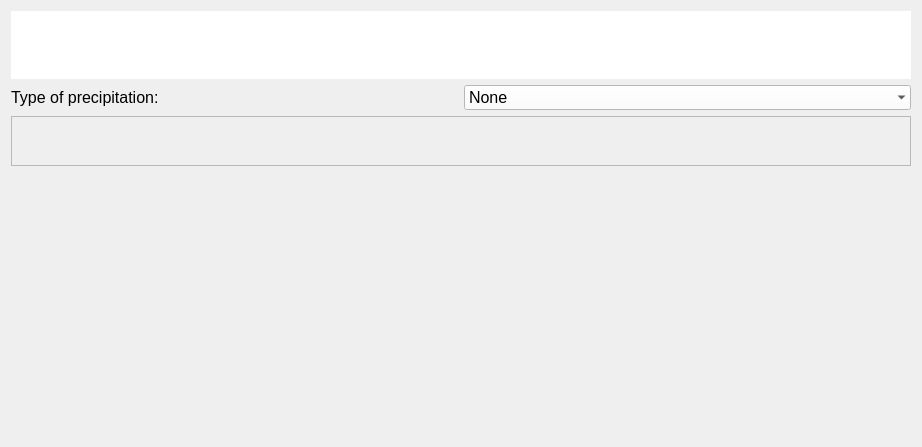
nens/threedi-api-qgis-client, file threedi_api_qgis_client/ui/page3.ui: the form before one commit.
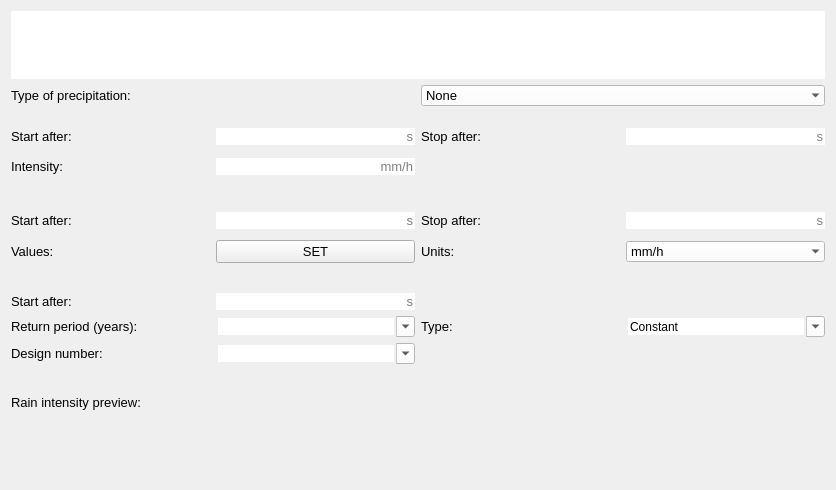
The form after the commit.

Commit message: Work on plugin widgets.

```diff
--- a/threedi_api_qgis_client/ui/page3.ui
+++ b/threedi_api_qgis_client/ui/page3.ui
@@ -9,8 +9,8 @@
    <rect>
     <x>0</x>
     <y>0</y>
-    <width>922</width>
-    <height>447</height>
+    <width>836</width>
+    <height>490</height>
    </rect>
   </property>
   <property name="sizePolicy">
@@ -26,39 +26,346 @@
    <bool>true</bool>
   </property>
   <layout class="QGridLayout" name="gridLayout">
-   <item row="1" column="0">
-    <widget class="QLabel" name="label_2">
+   <item row="2" column="0" colspan="2">
+    <widget class="QWidget" name="widget_constant" native="true">
+     <property name="sizePolicy">
+      <sizepolicy hsizetype="Expanding" vsizetype="Expanding">
+       <horstretch>0</horstretch>
+       <verstretch>0</verstretch>
+      </sizepolicy>
+     </property>
+     <property name="minimumSize">
+      <size>
+       <width>0</width>
+       <height>80</height>
+      </size>
+     </property>
+     <property name="maximumSize">
+      <size>
+       <width>16777215</width>
+       <height>16777215</height>
+      </size>
+     </property>
      <property name="font">
       <font>
-       <family>Segoe UI</family>
-       <pointsize>12</pointsize>
+       <pointsize>10</pointsize>
       </font>
      </property>
-     <property name="text">
-      <string>Type of precipitation:</string>
-     </property>
+     <layout class="QGridLayout" name="gridLayout_2">
+      <property name="leftMargin">
+       <number>0</number>
+      </property>
+      <property name="rightMargin">
+       <number>0</number>
+      </property>
+      <item row="0" column="2">
+       <widget class="QLabel" name="label_4">
+        <property name="font">
+         <font>
+          <family>Segoe UI</family>
+          <pointsize>10</pointsize>
+         </font>
+        </property>
+        <property name="text">
+         <string>Stop after:</string>
+        </property>
+       </widget>
+      </item>
+      <item row="0" column="1">
+       <widget class="QLineEdit" name="le_start_after_constant">
+        <property name="sizePolicy">
+         <sizepolicy hsizetype="Minimum" vsizetype="Fixed">
+          <horstretch>0</horstretch>
+          <verstretch>0</verstretch>
+         </sizepolicy>
+        </property>
+        <property name="font">
+         <font>
+          <family>Segoe UI</family>
+          <pointsize>10</pointsize>
+         </font>
+        </property>
+        <property name="autoFillBackground">
+         <bool>true</bool>
+        </property>
+        <property name="styleSheet">
+         <string notr="true">QLineEdit {background-color: rgba(255, 255, 255);}</string>
+        </property>
+        <property name="frame">
+         <bool>false</bool>
+        </property>
+        <property name="alignment">
+         <set>Qt::AlignRight|Qt::AlignTrailing|Qt::AlignVCenter</set>
+        </property>
+        <property name="placeholderText">
+         <string>s</string>
+        </property>
+       </widget>
+      </item>
+      <item row="0" column="3">
+       <widget class="QLineEdit" name="le_stop_after_constant">
+        <property name="sizePolicy">
+         <sizepolicy hsizetype="Minimum" vsizetype="Fixed">
+          <horstretch>0</horstretch>
+          <verstretch>0</verstretch>
+         </sizepolicy>
+        </property>
+        <property name="font">
+         <font>
+          <family>Segoe UI</family>
+          <pointsize>10</pointsize>
+         </font>
+        </property>
+        <property name="autoFillBackground">
+         <bool>false</bool>
+        </property>
+        <property name="styleSheet">
+         <string notr="true">QLineEdit {background-color: rgba(255, 255, 255);}</string>
+        </property>
+        <property name="frame">
+         <bool>false</bool>
+        </property>
+        <property name="alignment">
+         <set>Qt::AlignRight|Qt::AlignTrailing|Qt::AlignVCenter</set>
+        </property>
+        <property name="placeholderText">
+         <string>s</string>
+        </property>
+       </widget>
+      </item>
+      <item row="0" column="0">
+       <widget class="QLabel" name="label">
+        <property name="font">
+         <font>
+          <family>Segoe UI</family>
+          <pointsize>10</pointsize>
+         </font>
+        </property>
+        <property name="text">
+         <string>Start after:</string>
+        </property>
+       </widget>
+      </item>
+      <item row="1" column="0">
+       <widget class="QLabel" name="label_3">
+        <property name="font">
+         <font>
+          <family>Segoe UI</family>
+          <pointsize>10</pointsize>
+         </font>
+        </property>
+        <property name="text">
+         <string>Intensity:</string>
+        </property>
+       </widget>
+      </item>
+      <item row="1" column="1">
+       <widget class="QLineEdit" name="le_intensity">
+        <property name="sizePolicy">
+         <sizepolicy hsizetype="Minimum" vsizetype="Fixed">
+          <horstretch>0</horstretch>
+          <verstretch>0</verstretch>
+         </sizepolicy>
+        </property>
+        <property name="font">
+         <font>
+          <family>Segoe UI</family>
+          <pointsize>10</pointsize>
+         </font>
+        </property>
+        <property name="layoutDirection">
+         <enum>Qt::LeftToRight</enum>
+        </property>
+        <property name="autoFillBackground">
+         <bool>true</bool>
+        </property>
+        <property name="styleSheet">
+         <string notr="true">QLineEdit {background-color: rgba(255, 255, 255);}</string>
+        </property>
+        <property name="frame">
+         <bool>false</bool>
+        </property>
+        <property name="alignment">
+         <set>Qt::AlignRight|Qt::AlignTrailing|Qt::AlignVCenter</set>
+        </property>
+        <property name="placeholderText">
+         <string>mm/h</string>
+        </property>
+       </widget>
+      </item>
+     </layout>
     </widget>
    </item>
-   <item row="0" column="0" colspan="2">
-    <widget class="QGraphicsView" name="gv_svg">
+   <item row="3" column="0" colspan="2">
+    <widget class="QWidget" name="widget_custom" native="true">
      <property name="sizePolicy">
-      <sizepolicy hsizetype="Expanding" vsizetype="Minimum">
+      <sizepolicy hsizetype="Preferred" vsizetype="Expanding">
        <horstretch>0</horstretch>
        <verstretch>0</verstretch>
       </sizepolicy>
      </property>
-     <property name="frameShape">
-      <enum>QFrame::NoFrame</enum>
+     <property name="minimumSize">
+      <size>
+       <width>0</width>
+       <height>80</height>
+      </size>
      </property>
-     <property name="verticalScrollBarPolicy">
-      <enum>Qt::ScrollBarAlwaysOff</enum>
-     </property>
-     <property name="horizontalScrollBarPolicy">
-      <enum>Qt::ScrollBarAlwaysOff</enum>
-     </property>
-     <property name="sizeAdjustPolicy">
-      <enum>QAbstractScrollArea::AdjustToContents</enum>
-     </property>
+     <layout class="QGridLayout" name="gridLayout_3">
+      <property name="leftMargin">
+       <number>0</number>
+      </property>
+      <property name="rightMargin">
+       <number>0</number>
+      </property>
+      <item row="0" column="1">
+       <widget class="QLineEdit" name="le_start_after_custom">
+        <property name="sizePolicy">
+         <sizepolicy hsizetype="Minimum" vsizetype="Fixed">
+          <horstretch>0</horstretch>
+          <verstretch>0</verstretch>
+         </sizepolicy>
+        </property>
+        <property name="font">
+         <font>
+          <family>Segoe UI</family>
+          <pointsize>10</pointsize>
+         </font>
+        </property>
+        <property name="autoFillBackground">
+         <bool>false</bool>
+        </property>
+        <property name="styleSheet">
+         <string notr="true">QLineEdit {background-color: rgba(255, 255, 255);}</string>
+        </property>
+        <property name="frame">
+         <bool>false</bool>
+        </property>
+        <property name="alignment">
+         <set>Qt::AlignRight|Qt::AlignTrailing|Qt::AlignVCenter</set>
+        </property>
+        <property name="placeholderText">
+         <string>s</string>
+        </property>
+       </widget>
+      </item>
+      <item row="0" column="3">
+       <widget class="QLineEdit" name="le_stop_after_custom">
+        <property name="sizePolicy">
+         <sizepolicy hsizetype="Minimum" vsizetype="Fixed">
+          <horstretch>0</horstretch>
+          <verstretch>0</verstretch>
+         </sizepolicy>
+        </property>
+        <property name="font">
+         <font>
+          <family>Segoe UI</family>
+          <pointsize>10</pointsize>
+         </font>
+        </property>
+        <property name="autoFillBackground">
+         <bool>false</bool>
+        </property>
+        <property name="styleSheet">
+         <string notr="true">QLineEdit {background-color: rgba(255, 255, 255);}</string>
+        </property>
+        <property name="frame">
+         <bool>false</bool>
+        </property>
+        <property name="alignment">
+         <set>Qt::AlignRight|Qt::AlignTrailing|Qt::AlignVCenter</set>
+        </property>
+        <property name="placeholderText">
+         <string>s</string>
+        </property>
+       </widget>
+      </item>
+      <item row="0" column="0">
+       <widget class="QLabel" name="label_6">
+        <property name="font">
+         <font>
+          <family>Segoe UI</family>
+          <pointsize>10</pointsize>
+         </font>
+        </property>
+        <property name="text">
+         <string>Start after:</string>
+        </property>
+       </widget>
+      </item>
+      <item row="1" column="0">
+       <widget class="QLabel" name="label_7">
+        <property name="font">
+         <font>
+          <family>Segoe UI</family>
+          <pointsize>10</pointsize>
+         </font>
+        </property>
+        <property name="text">
+         <string>Values:</string>
+        </property>
+       </widget>
+      </item>
+      <item row="0" column="2">
+       <widget class="QLabel" name="label_5">
+        <property name="font">
+         <font>
+          <family>Segoe UI</family>
+          <pointsize>10</pointsize>
+         </font>
+        </property>
+        <property name="text">
+         <string>Stop after:</string>
+        </property>
+       </widget>
+      </item>
+      <item row="1" column="2">
+       <widget class="QLabel" name="label_12">
+        <property name="font">
+         <font>
+          <family>Segoe UI</family>
+          <pointsize>10</pointsize>
+         </font>
+        </property>
+        <property name="text">
+         <string>Units:</string>
+        </property>
+       </widget>
+      </item>
+      <item row="1" column="3">
+       <widget class="QComboBox" name="cbo_units">
+        <property name="font">
+         <font>
+          <family>Segoe UI</family>
+          <pointsize>10</pointsize>
+         </font>
+        </property>
+        <property name="styleSheet">
+         <string notr="true">QComboBox {background-color:white; selection-background-color: lightgray;}</string>
+        </property>
+        <property name="frame">
+         <bool>false</bool>
+        </property>
+        <item>
+         <property name="text">
+          <string>mm/h</string>
+         </property>
+        </item>
+       </widget>
+      </item>
+      <item row="1" column="1">
+       <widget class="QPushButton" name="pb_set">
+        <property name="font">
+         <font>
+          <family>Segoe UI</family>
+          <pointsize>10</pointsize>
+         </font>
+        </property>
+        <property name="text">
+         <string>SET</string>
+        </property>
+       </widget>
+      </item>
+     </layout>
     </widget>
    </item>
    <item row="1" column="1">
@@ -66,14 +373,14 @@
      <property name="font">
       <font>
        <family>Segoe UI</family>
-       <pointsize>12</pointsize>
+       <pointsize>10</pointsize>
       </font>
      </property>
      <property name="autoFillBackground">
       <bool>false</bool>
      </property>
      <property name="styleSheet">
-      <string notr="true">QComboBox {background-color: rgba(255, 255, 255);}</string>
+      <string notr="true">QComboBox {background-color:white; selection-background-color: lightgray;}</string>
      </property>
      <property name="editable">
       <bool>false</bool>
@@ -106,7 +413,61 @@
      </item>
     </widget>
    </item>
-   <item row="3" column="0">
+   <item row="1" column="0">
+    <widget class="QLabel" name="label_2">
+     <property name="font">
+      <font>
+       <family>Segoe UI</family>
+       <pointsize>10</pointsize>
+      </font>
+     </property>
+     <property name="text">
+      <string>Type of precipitation:</string>
+     </property>
+    </widget>
+   </item>
+   <item row="5" column="0">
+    <widget class="QLabel" name="label_11">
+     <property name="sizePolicy">
+      <sizepolicy hsizetype="Preferred" vsizetype="MinimumExpanding">
+       <horstretch>0</horstretch>
+       <verstretch>0</verstretch>
+      </sizepolicy>
+     </property>
+     <property name="font">
+      <font>
+       <family>Segoe UI</family>
+       <pointsize>10</pointsize>
+      </font>
+     </property>
+     <property name="text">
+      <string>Rain intensity preview:</string>
+     </property>
+    </widget>
+   </item>
+   <item row="0" column="0" colspan="2">
+    <widget class="QGraphicsView" name="gv_svg">
+     <property name="sizePolicy">
+      <sizepolicy hsizetype="Expanding" vsizetype="Minimum">
+       <horstretch>0</horstretch>
+       <verstretch>0</verstretch>
+      </sizepolicy>
+     </property>
+     <property name="frameShape">
+      <enum>QFrame::NoFrame</enum>
+     </property>
+     <property name="verticalScrollBarPolicy">
+      <enum>Qt::ScrollBarAlwaysOff</enum>
+     </property>
+     <property name="horizontalScrollBarPolicy">
+      <enum>Qt::ScrollBarAlwaysOff</enum>
+     </property>
+     <property name="sizeAdjustPolicy">
+      <enum>QAbstractScrollArea::AdjustToContents</enum>
+     </property>
+    </widget>
+   </item>
+   <item row="7" column="0">
     <spacer name="verticalSpacer">
      <property name="orientation">
       <enum>Qt::Vertical</enum>
@@ -119,23 +480,188 @@
      </property>
     </spacer>
    </item>
-   <item row="2" column="0" colspan="2">
-    <widget class="QFrame" name="chart_frame">
+   <item row="6" column="0" colspan="2">
+    <layout class="QGridLayout" name="lout_plot">
+     <property name="bottomMargin">
+      <number>10</number>
+     </property>
+    </layout>
+   </item>
+   <item row="4" column="0" colspan="2">
+    <widget class="QWidget" name="widget_design" native="true">
+     <property name="sizePolicy">
+      <sizepolicy hsizetype="Preferred" vsizetype="Expanding">
+       <horstretch>0</horstretch>
+       <verstretch>0</verstretch>
+      </sizepolicy>
+     </property>
      <property name="minimumSize">
       <size>
        <width>0</width>
-       <height>50</height>
+       <height>90</height>
       </size>
      </property>
-     <property name="frameShape">
-      <enum>QFrame::StyledPanel</enum>
-     </property>
-     <property name="frameShadow">
-      <enum>QFrame::Raised</enum>
-     </property>
-     <layout class="QGridLayout" name="gridLayout_3">
+     <layout class="QGridLayout" name="gridLayout_4">
+      <property name="leftMargin">
+       <number>0</number>
+      </property>
+      <property name="rightMargin">
+       <number>0</number>
+      </property>
       <item row="0" column="0">
-       <layout class="QGridLayout" name="lout_plot"/>
+       <widget class="QLabel" name="label_9">
+        <property name="font">
+         <font>
+          <family>Segoe UI</family>
+          <pointsize>10</pointsize>
+         </font>
+        </property>
+        <property name="text">
+         <string>Start after:</string>
+        </property>
+       </widget>
+      </item>
+      <item row="1" column="0">
+       <widget class="QLabel" name="label_10">
+        <property name="font">
+         <font>
+          <family>Segoe UI</family>
+          <pointsize>10</pointsize>
+         </font>
+        </property>
+        <property name="text">
+         <string>Return period (years):</string>
+        </property>
+       </widget>
+      </item>
+      <item row="0" column="1">
+       <widget class="QLineEdit" name="le_start_after_design">
+        <property name="sizePolicy">
+         <sizepolicy hsizetype="Minimum" vsizetype="Fixed">
+          <horstretch>0</horstretch>
+          <verstretch>0</verstretch>
+         </sizepolicy>
+        </property>
+        <property name="font">
+         <font>
+          <family>Segoe UI</family>
+          <pointsize>10</pointsize>
+         </font>
+        </property>
+        <property name="autoFillBackground">
+         <bool>false</bool>
+        </property>
+        <property name="styleSheet">
+         <string notr="true">QLineEdit {background-color: rgba(255, 255, 255);}</string>
+        </property>
+        <property name="frame">
+         <bool>false</bool>
+        </property>
+        <property name="alignment">
+         <set>Qt::AlignRight|Qt::AlignTrailing|Qt::AlignVCenter</set>
+        </property>
+        <property name="placeholderText">
+         <string>s</string>
+        </property>
+       </widget>
+      </item>
+      <item row="2" column="0">
+       <widget class="QLabel" name="label_13">
+        <property name="font">
+         <font>
+          <family>Segoe UI</family>
+          <pointsize>10</pointsize>
+         </font>
+        </property>
+        <property name="text">
+         <string>Design number:</string>
+        </property>
+       </widget>
+      </item>
+      <item row="2" column="1">
+       <widget class="QComboBox" name="cbo_design">
+        <property name="font">
+         <font>
+          <family>Segoe UI</family>
+          <pointsize>10</pointsize>
+         </font>
+        </property>
+        <property name="styleSheet">
+         <string notr="true">QComboBox {background-color:white; selection-background-color: lightgray;}</string>
+        </property>
+        <property name="editable">
+         <bool>true</bool>
+        </property>
+        <property name="frame">
+         <bool>false</bool>
+        </property>
+       </widget>
+      </item>
+      <item row="1" column="2">
+       <widget class="QLabel" name="label_14">
+        <property name="font">
+         <font>
+          <family>Segoe UI</family>
+          <pointsize>10</pointsize>
+         </font>
+        </property>
+        <property name="text">
+         <string>Type:</string>
+        </property>
+       </widget>
+      </item>
+      <item row="1" column="3">
+       <widget class="QComboBox" name="cbo_type">
+        <property name="font">
+         <font>
+          <family>Segoe UI</family>
+          <pointsize>10</pointsize>
+         </font>
+        </property>
+        <property name="styleSheet">
+         <string notr="true">QComboBox {background-color:white; selection-background-color: lightgray;}</string>
+        </property>
+        <property name="editable">
+         <bool>true</bool>
+        </property>
+        <property name="frame">
+         <bool>false</bool>
+        </property>
+        <item>
+         <property name="text">
+          <string>Constant</string>
+         </property>
+        </item>
+        <item>
+         <property name="text">
+          <string>Peak at end</string>
+         </property>
+        </item>
+        <item>
+         <property name="text">
+          <string>Peak at start</string>
+         </property>
+        </item>
+       </widget>
+      </item>
+      <item row="1" column="1">
+       <widget class="QComboBox" name="cbo_return_period">
+        <property name="font">
+         <font>
+          <family>Segoe UI</family>
+          <pointsize>10</pointsize>
+         </font>
+        </property>
+        <property name="styleSheet">
+         <string notr="true">QComboBox {background-color:white; selection-background-color: lightgray;}</string>
+        </property>
+        <property name="editable">
+         <bool>true</bool>
+        </property>
+        <property name="frame">
+         <bool>false</bool>
+        </property>
+       </widget>
       </item>
      </layout>
     </widget>
```
The commit also changes 7 other files.
